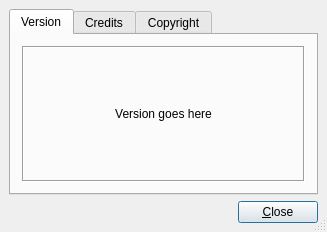
cburschka/lyx, file src/frontends/qt4/ui/AboutUi.ui: the form before one commit.
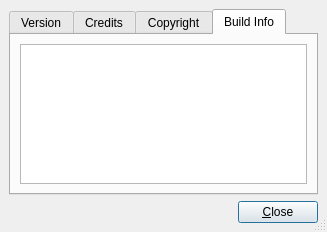
The form after the commit. The open tabs and pages were chosen to show the change.

Commit message:
Add tab with build information to Help > About LyX
The tab displays the same information as the 'lyx --version' command.

```diff
--- a/src/frontends/qt4/ui/AboutUi.ui
+++ b/src/frontends/qt4/ui/AboutUi.ui
@@ -94,6 +94,22 @@
        </item>
       </layout>
      </widget>
+     <widget class="QWidget" name="buildinfotab" >
+      <attribute name="title" >
+       <string>Build Info</string>
+      </attribute>
+      <layout class="QGridLayout" >
+       <property name="margin" >
+        <number>9</number>
+       </property>
+       <property name="spacing" >
+        <number>6</number>
+       </property>
+       <item row="0" column="0" >
+        <widget class="QTextBrowser" name="buildinfoTB" />
+       </item>
+      </layout>
+     </widget>
     </widget>
    </item>
    <item row="1" column="0" >
```
The commit also changes 1 other file.
